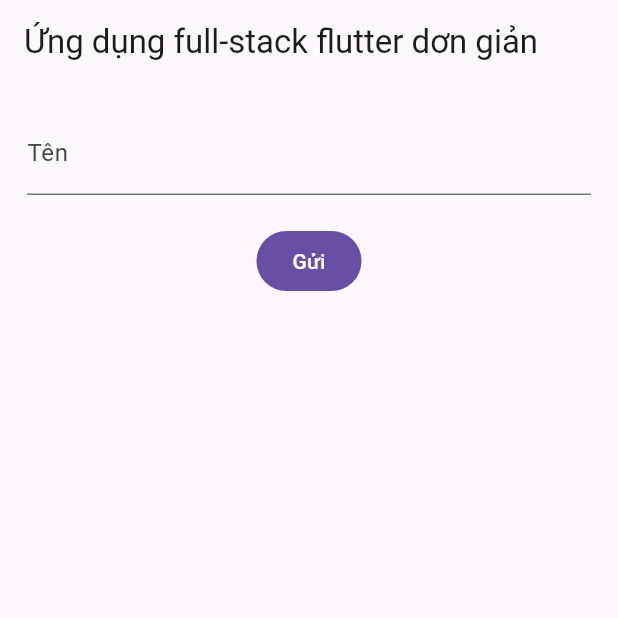
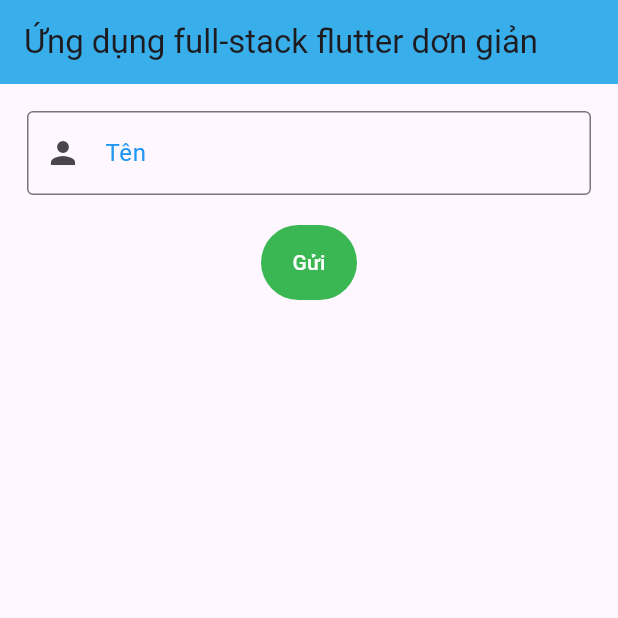
Before and after one commit to HaTanTuong/simple_flutter_project, a Flutter app: the screen it shows after launch, on a phone screen of 412 x 824 dp, the top half of it. Run offline on Flutter 3.47's test engine with Material 3 defaults, Android fonts, the phone set to English and light mode, and no system bars.

Commit message:
Phát triển frontend

```diff
--- a/frontend/lib/main.dart
+++ b/frontend/lib/main.dart
@@ -101,19 +101,31 @@ class _MyHomePageState extends State<MyHomePage> {
   @override
   Widget build(BuildContext context) {
     return Scaffold(
-      appBar: AppBar(title: const Text('Ứng dụng full-stack flutter dơn giản')),
+      appBar: AppBar(
+        title: const Text('Ứng dụng full-stack flutter dơn giản'),
+        backgroundColor: const Color.fromARGB(255, 56, 174, 234),
+      ),
       body: Padding(
         padding: const EdgeInsets.all(18.0),
         child: Column(
           children: [
             TextField(
               controller: controller,
-              decoration: const InputDecoration(labelText: 'Tên'),
+              decoration: const InputDecoration(
+                labelText: 'Tên',
+                labelStyle: TextStyle(color: Colors.blue),
+                border: OutlineInputBorder(),
+                prefixIcon: Icon(Icons.person),
+              ),
             ),
             const SizedBox(height: 20),
             FilledButton(
               onPressed: sendName,
-              child: const Text('Gửi'),
+              style: FilledButton.styleFrom(
+                backgroundColor: const Color.fromARGB(255, 58, 183, 83),
+                padding: EdgeInsets.symmetric(horizontal: 20, vertical: 15),
+              ),
+              child: const Text('Gửi', style: TextStyle(color: Colors.white)),
             ),
             //Hiển thị thông điệp phản hồi từ server
             Text(
```
